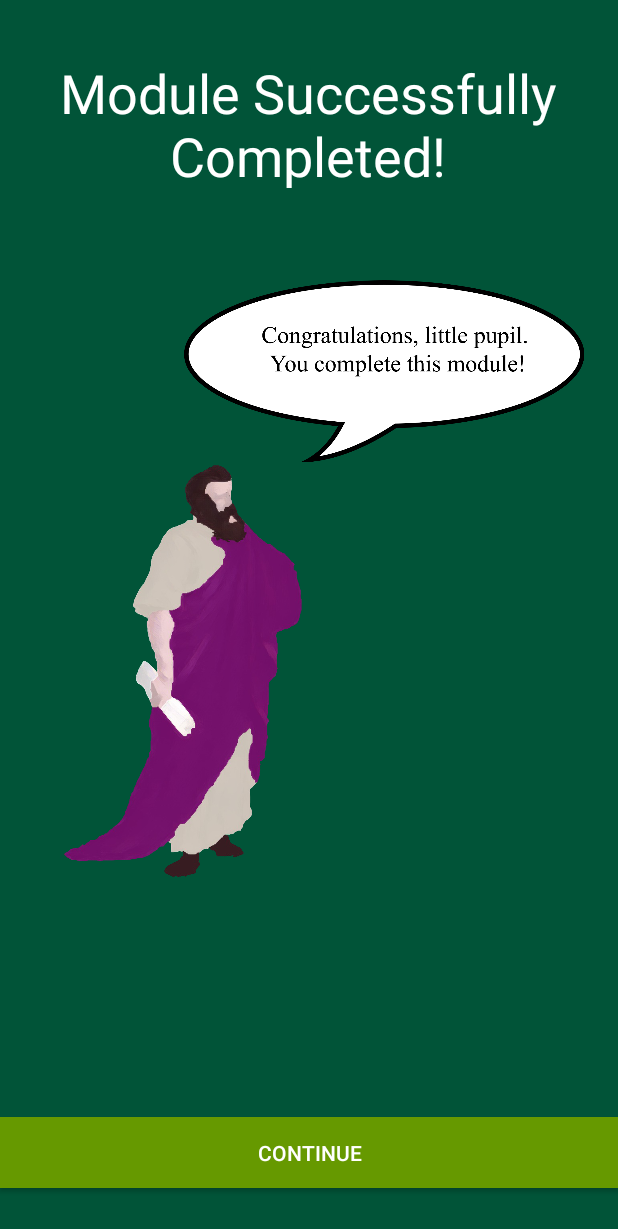
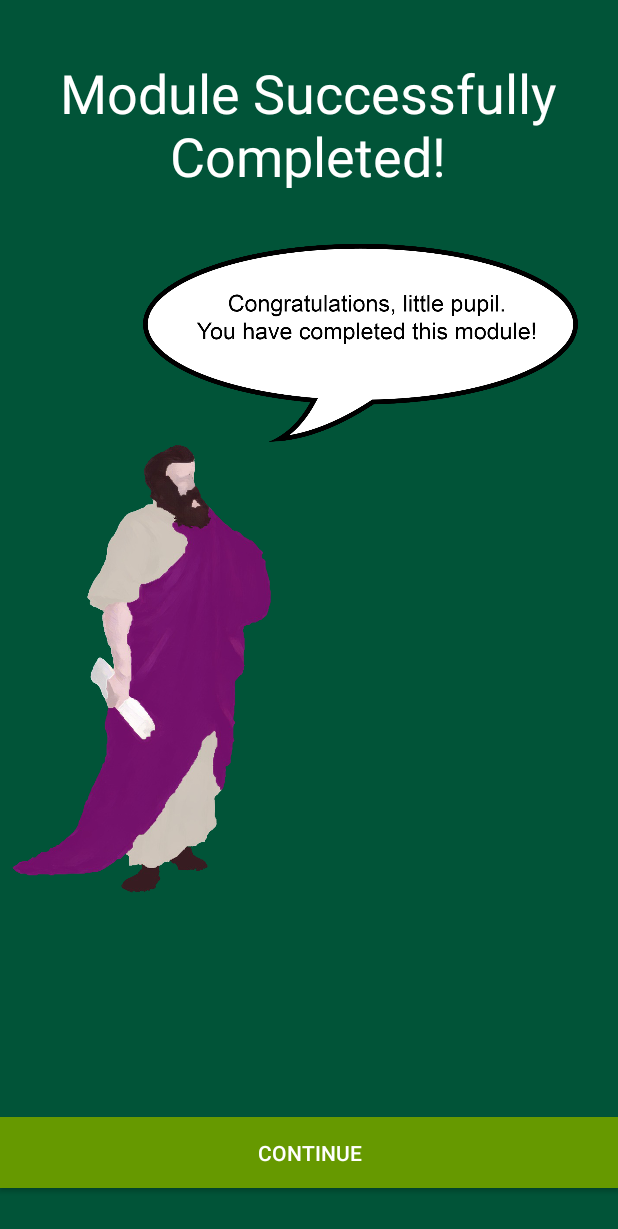
Before and after one commit to gomes717/SpaceApps, an Android app: the FinalLesson screen opened directly, with no data from a screen before it, on a phone screen of 412 x 824 dp. Shown: the top 1229 px of the screen. Run offline under Robolectric (Android 15) with nearby library versions, the phone set to English and light mode, and no system bars.

Commit message:
Improved screen constrains

```diff
--- a/app/src/main/res/layout/activity_final_lesson.xml
+++ b/app/src/main/res/layout/activity_final_lesson.xml
@@ -47,11 +47,13 @@
 
     <ImageView
         android:id="@+id/imageView14"
-        android:layout_width="447dp"
-        android:layout_height="779dp"
-        android:layout_marginStart="32dp"
-        android:layout_marginLeft="32dp"
-        android:layout_marginTop="4dp"
+        android:layout_width="377dp"
+        android:layout_height="702dp"
+        android:layout_marginStart="8dp"
+        android:layout_marginLeft="8dp"
+        android:layout_marginTop="28dp"
+        android:layout_marginEnd="40dp"
+        android:layout_marginRight="40dp"
         android:scaleType="fitCenter"
         app:layout_constraintEnd_toEndOf="parent"
         app:layout_constraintHorizontal_bias="0.0"
```
Also changed, not shown: app/src/main/res/mipmap-hdpi/pilhospeaking.png (deleted), app/src/main/res/mipmap-mdpi/pilhospeaking.png (added).
